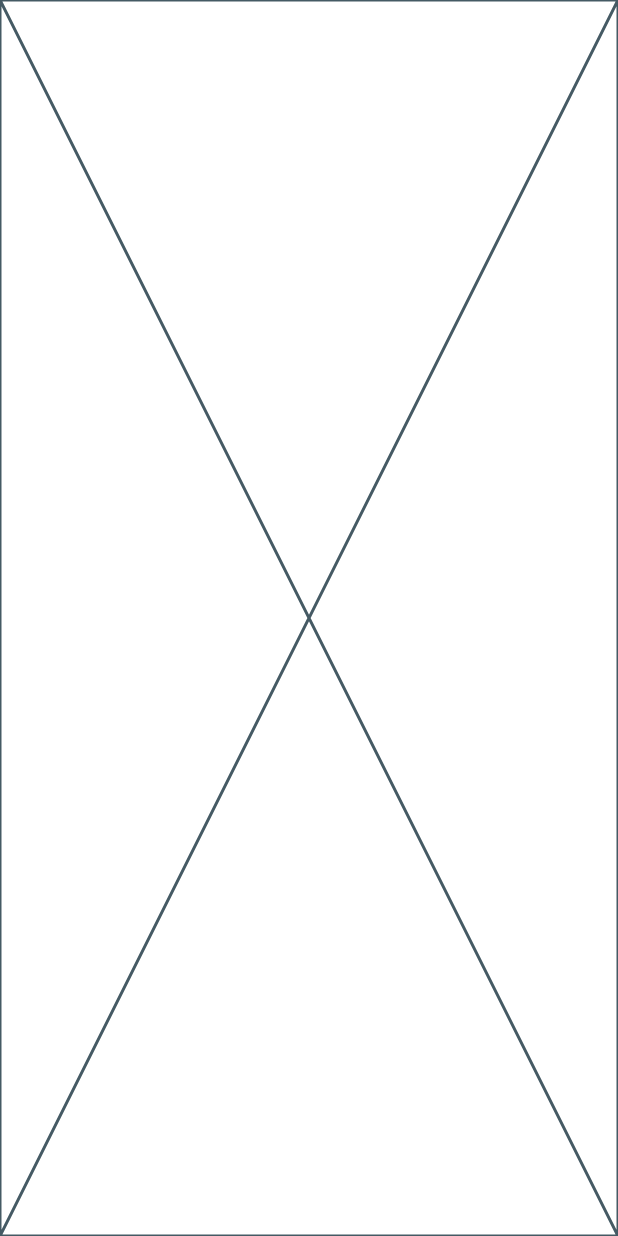
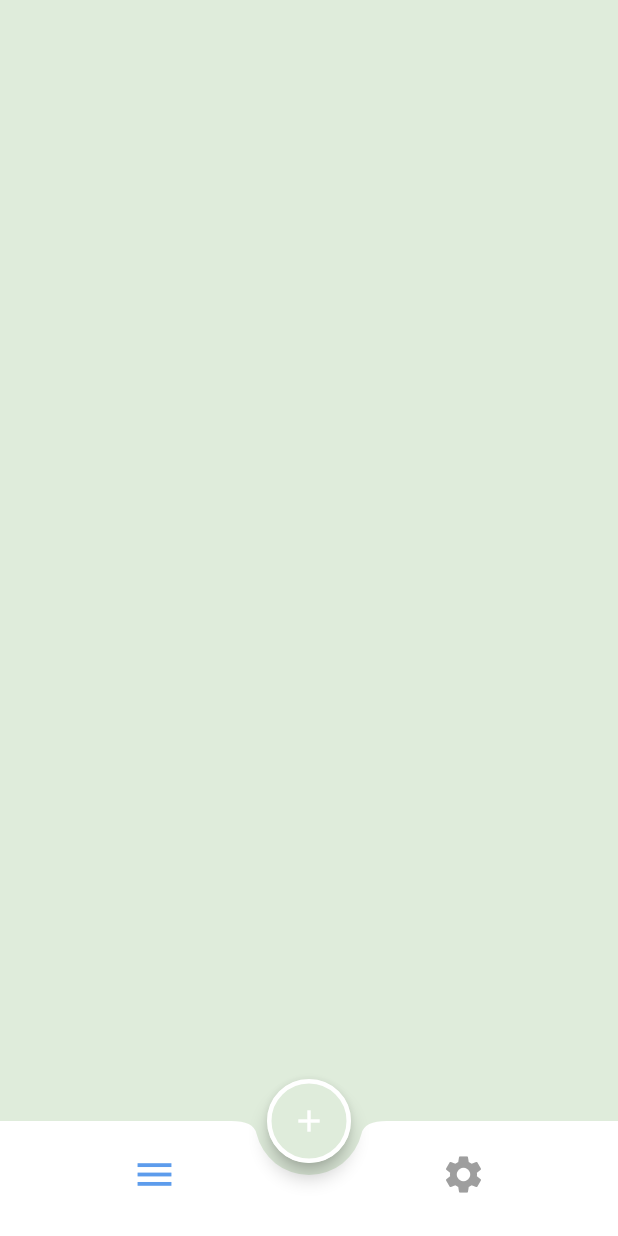
Before and after one commit to basmalahesham/todo-app, a Flutter app: the screen it shows after launch, on a phone screen of 412 x 824 dp. Run offline on Flutter 3.47's test engine with Material 3 defaults, Android fonts, the phone set to English and light mode, and no system bars; our stand-ins replace firebase_core, google_fonts; accounts and stored records are empty.

Commit message:
add floatingActionButton & BottomAppBar in home_layout.dart

```diff
--- a/lib/layout/home_layout.dart
+++ b/lib/layout/home_layout.dart
@@ -1,11 +1,54 @@
 import 'package:flutter/material.dart';
 
-class HomeLayoutView extends StatelessWidget {
+class HomeLayoutView extends StatefulWidget {
   const HomeLayoutView({super.key});
   static const String routeName = "home_layout";
 
   @override
+  State<HomeLayoutView> createState() => _HomeLayoutViewState();
+}
+
+class _HomeLayoutViewState extends State<HomeLayoutView> {
+  int selectedIndex = 0;
+
+  List<Widget> screens = [Container(), Container()];
+
+  @override
   Widget build(BuildContext context) {
-    return const Placeholder();
+    var mediaQuery = MediaQuery.sizeOf(context);
+    return Scaffold(
+      body: screens[selectedIndex],
+      floatingActionButton: FloatingActionButton(
+        onPressed: () {},
+        elevation: 5,
+        tooltip: 'Increment',
+        child: const Icon(
+          Icons.add,
+          color: Colors.white,
+        ),
+      ),
+      floatingActionButtonLocation: FloatingActionButtonLocation.centerDocked,
+      bottomNavigationBar: BottomAppBar(
+        height: mediaQuery.height * .093,
+        padding: EdgeInsets.zero,
+        notchMargin: 8,
+        color: Colors.white,
+        shape: const CircularNotchedRectangle(),
+        elevation: 0,
+        child: BottomNavigationBar(
+          currentIndex: selectedIndex,
+          onTap: (int index) {
+            setState(() {
+              selectedIndex = index;
+            });
+          },
+          items: const [
+            BottomNavigationBarItem(icon: Icon(Icons.menu), label: "Home"),
+            BottomNavigationBarItem(
+                icon: Icon(Icons.settings), label: "settings"),
+          ],
+        ),
+      ),
+    );
   }
 }
```
